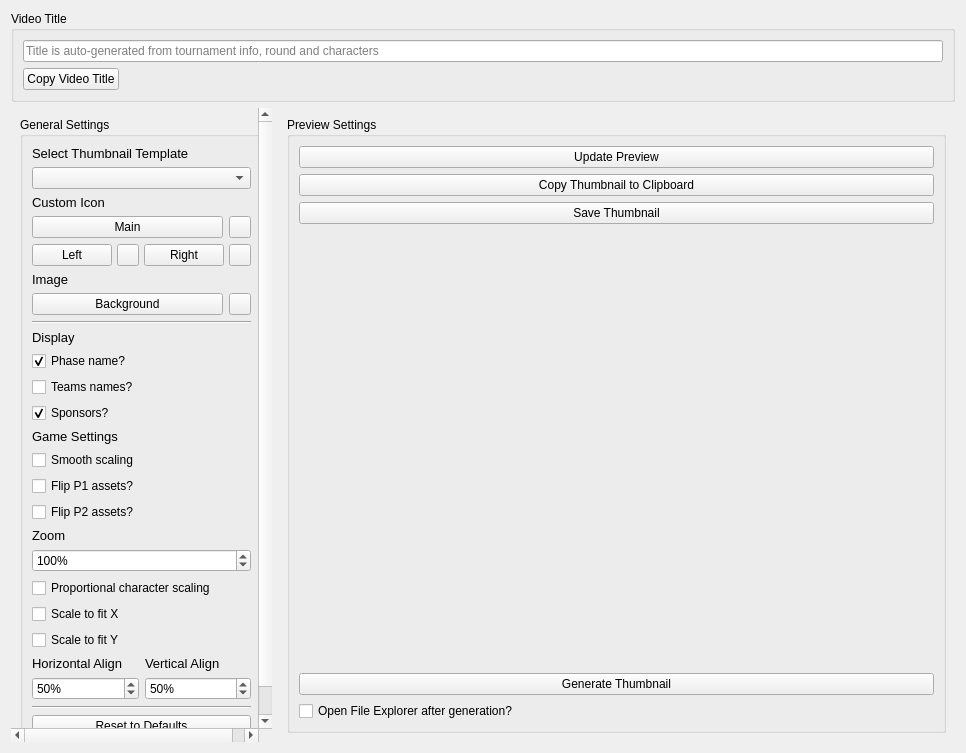
yuya-tagu/Autona, file src/layout/AutonaThumbnailSettings.ui: the form before one commit.
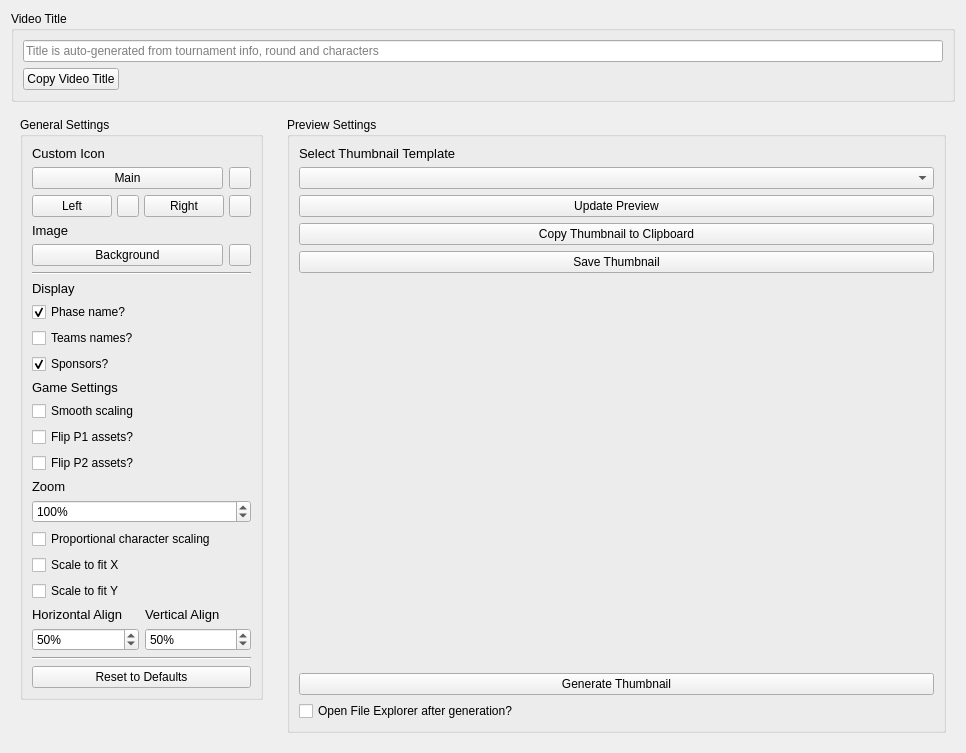
The form after the commit.

Commit message:
ui: サムネイル/リザルトのテンプレート選択をプレビュー側に移動
- サムネイル設定: 左側の General Settings 冒頭にあったテンプレート選択
  を右側プレビューエリアの上部に移動（.ui の構造変更のみ）
- リザルト設定: 左カラムに動的追加していたレイアウト選択コンボを
  verticalLayout_right の先頭に挿入するよう変更

プレビューの真上でテンプレートを切り替えられるようにし、
結果を確認しながらレイアウトを選ぶ動線に統一。

The edit to the form file:
```diff
--- a/src/layout/AutonaThumbnailSettings.ui
+++ b/src/layout/AutonaThumbnailSettings.ui
@@ -91,29 +91,6 @@
           <string>General Settings</string>
          </property>
          <layout class="QVBoxLayout" name="verticalLayout">
-         <item>
-          <widget class="QLabel" name="label_17">
-           <property name="sizePolicy">
-            <sizepolicy hsizetype="Preferred" vsizetype="Maximum">
-             <horstretch>0</horstretch>
-             <verstretch>0</verstretch>
-            </sizepolicy>
-           </property>
-           <property name="font">
-            <font>
-             <pointsize>10</pointsize>
-             <weight>700</weight>
-             <bold>true</bold>
-            </font>
-           </property>
-           <property name="text">
-            <string>Select Thumbnail Template</string>
-           </property>
-          </widget>
-         </item>
-         <item>
-          <widget class="QComboBox" name="templateSelect"/>
-         </item>
          <item>
           <layout class="QVBoxLayout" name="verticalLayout_15">
            <property name="leftMargin">
@@ -764,6 +741,29 @@
           <string>Preview Settings</string>
          </property>
          <layout class="QVBoxLayout" name="verticalLayout_10">
+         <item>
+          <widget class="QLabel" name="label_17">
+           <property name="sizePolicy">
+            <sizepolicy hsizetype="Preferred" vsizetype="Maximum">
+             <horstretch>0</horstretch>
+             <verstretch>0</verstretch>
+            </sizepolicy>
+           </property>
+           <property name="font">
+            <font>
+             <pointsize>10</pointsize>
+             <weight>700</weight>
+             <bold>true</bold>
+            </font>
+           </property>
+           <property name="text">
+            <string>Select Thumbnail Template</string>
+           </property>
+          </widget>
+         </item>
+         <item>
+          <widget class="QComboBox" name="templateSelect"/>
+         </item>
          <item>
           <widget class="QPushButton" name="btUpdatePreview">
          <property name="text">
```
The commit also changes 1 other file.
